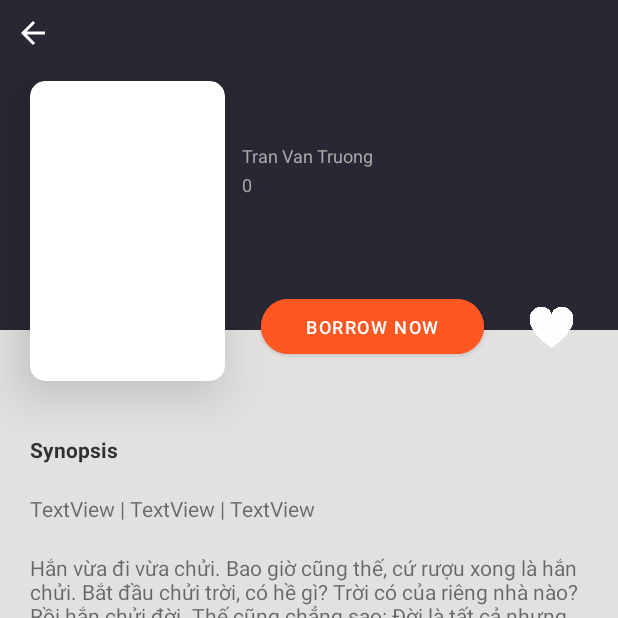
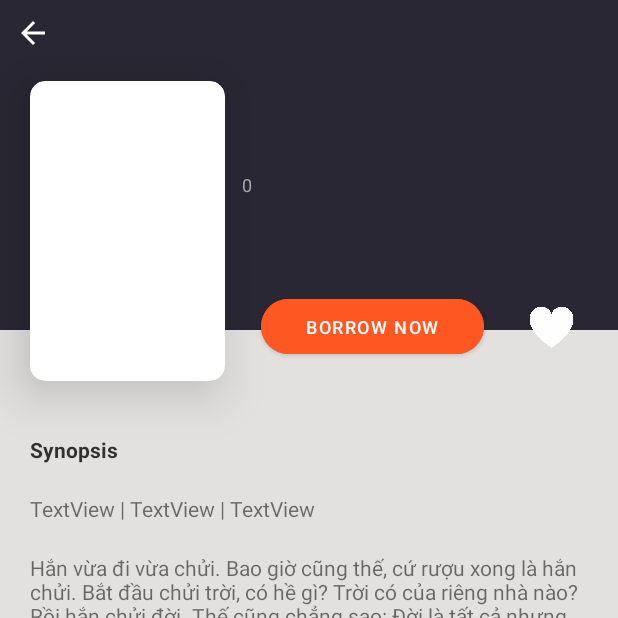
Before and after one commit to 311910266680/LibraryApp, an Android app: the DetailBookActivity screen opened directly, with no data from a screen before it, on a phone screen of 412 x 824 dp, the top half of it. Run offline under Robolectric (Android 15) with nearby library versions, the light colour scheme and no system bars; our stand-ins replace Firebase (no records; nobody signed in at launch, a user with empty details on screens opened directly), Picasso; pictures from the network do not load.

Commit message:
tienhafix item

```diff
--- a/app/src/main/java/com/example/myapplication/Home/DetailBookActivity.java
+++ b/app/src/main/java/com/example/myapplication/Home/DetailBookActivity.java
@@ -41,11 +41,12 @@ import java.util.concurrent.TimeUnit;
 
 public class DetailBookActivity  extends AppCompatActivity implements CLickQuantity {
     private ActivityDetailbookBinding binding;
-    private List<Book> mListBook;
-    private String img, title, type;
+    private List<Book> mListBook,listSimilar;
+    private String img, title, author,type;
     private int id,price, dayconvert;
     private long dateeee,dayys;
     boolean isInMyFavorite = false;
+    private BookAdapter adapterSimilar;
     @Override
     protected void onCreate(Bundle savedInstanceState) {
         super.onCreate(savedInstanceState);
@@ -54,9 +55,7 @@ public class DetailBookActivity  extends AppCompatActivity implements CLickQuant
         binding = ActivityDetailbookBinding.inflate(getLayoutInflater());
         mListBook = new ArrayList<>();
         VMHomeDetailBook vmHomeDetailBook = new VMHomeDetailBook();
-
-
-
+        listSimilar= new ArrayList<>();
         id = getIntent().getIntExtra("id",1);
         binding.back2.setOnClickListener(new View.OnClickListener() {
             @Override
@@ -85,7 +84,8 @@ public class DetailBookActivity  extends AppCompatActivity implements CLickQuant
             }
         });
         checkIsFavorite(this,String.valueOf(id));
-
+        adapterSimilar = new BookAdapter(listSimilar,getApplicationContext());
+        binding.similar.setAdapter(adapterSimilar);
         setContentView(binding.getRoot());
 
     }
@@ -172,13 +172,21 @@ public class DetailBookActivity  extends AppCompatActivity implements CLickQuant
                         price=book.getPrice();
                         img=book.getImage();
                         type=book.getType();
+                        author=book.getAuthor();
                     }
                 }
+                binding.authorDetail.setText(author);
                 binding.titleDetail.setText(title);
                 binding.tvprice.setText(String.valueOf(price));
                 Picasso.get().load(img).into(binding.imageDetail);
-
-                Log.e("TAG", "onDataChange: "+mListBook );
+                for(Book book:  mListBook){
+                    if (book.getType().contains(type)){
+                        listSimilar.add(book);
+                        if (book.getId()==id)
+                            listSimilar.remove(book);
+                    }
+                    adapterSimilar.notifyDataSetChanged();
+                }
             }
 
             @Override
--- a/app/src/main/java/com/example/myapplication/Home/FilterAdapter.java
+++ b/app/src/main/java/com/example/myapplication/Home/FilterAdapter.java
@@ -46,6 +46,7 @@ public class FilterAdapter extends RecyclerView.Adapter<FilterAdapter.FilterView
     public void onBindViewHolder(@NonNull FilterViewHolder holder, int position) {
         Book Filter = mListFilter.get(position);
         Picasso.get().load(Filter.getImage()).into(holder.binding.imgfilter);
+        holder.binding.Author.setText(Filter.getAuthor());
         holder.binding.Titlebook.setText(Filter.getTitle());
         if (Filter.getQuantity()==0){
             holder.binding.status.setText("Unavailable");
--- a/app/src/main/java/com/example/myapplication/Home/SearchActivity.java
+++ b/app/src/main/java/com/example/myapplication/Home/SearchActivity.java
@@ -69,7 +69,7 @@ public class SearchActivity extends AppCompatActivity {
     private void filter(String text){
         List<Book> itemSearchList = new ArrayList<>();
         for(Book itemSearch : mListBook){
-            if(itemSearch.getTitle().toLowerCase().contains(text.toLowerCase())){
+            if(itemSearch.getTitle().toLowerCase().contains(text.toLowerCase())||itemSearch.getAuthor().toLowerCase().contains(text.toLowerCase())||itemSearch.getType().toLowerCase().contains(text.toLowerCase())){
                 itemSearchList.add(itemSearch);
             }
         }
--- a/app/src/main/res/layout/fragment_borrow.xml
+++ b/app/src/main/res/layout/fragment_borrow.xml
@@ -142,17 +142,17 @@
             android:layout_width="wrap_content"
             android:layout_height="wrap_content"
             android:layout_marginTop="20dp"
+            android:layout_marginRight="10dp"
             android:layout_marginBottom="60dp"
+            android:backgroundTint="#FF5722"
             android:text="Order"
-        android:layout_marginRight="10dp"
             android:textColor="@color/white"
             app:cornerRadius="10dp"
             app:layout_constraintBottom_toBottomOf="parent"
             app:layout_constraintEnd_toEndOf="parent"
             app:layout_constraintTop_toBottomOf="@+id/textView29"
             app:strokeColor="#FF5722"
-        app:strokeWidth="1dp">
-    </com.google.android.material.button.MaterialButton>
+            app:strokeWidth="1dp"></com.google.android.material.button.MaterialButton>
     </androidx.constraintlayout.widget.ConstraintLayout>
     </ScrollView>
 
--- a/app/src/main/res/layout/fragment_home.xml
+++ b/app/src/main/res/layout/fragment_home.xml
@@ -62,7 +62,7 @@
                         android:layout_width="wrap_content"
                         android:layout_height="wrap_content"
                         android:layout_marginTop="8dp"
-                        android:text="Hello Tien!"
+                        android:text="Hello "
                         android:textColor="#F21E1C29"
                         android:textSize="20sp"
                         app:layout_constraintStart_toStartOf="parent"
```
Also changed, not shown: app/src/main/java/com/example/myapplication/Login/RegisterActivity.java (+3 -4 lines), app/src/main/java/com/example/myapplication/Model/Book.java (+9 -1 lines). Lines whose indentation alone changed are shown as unchanged.
